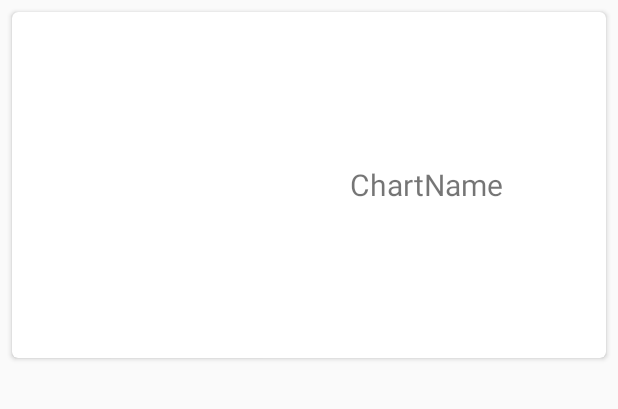
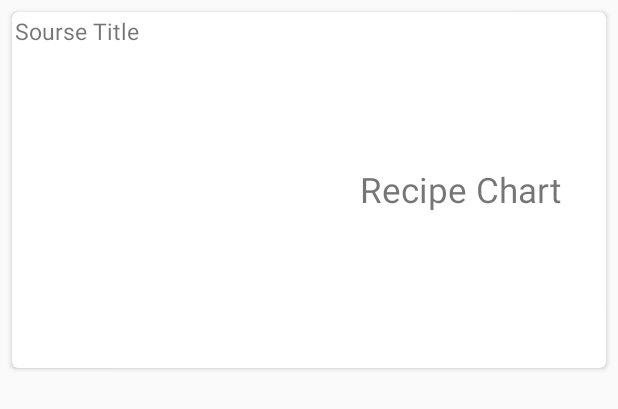
Before and after one commit to jongwook100/newProject, an Android app: the layout item_recipe.xml on its own in the app's theme, with its tools: preview values and no code run, on a phone screen of 412 x 824 dp. Shown: the top 409 px of the screen. Run offline under Robolectric (Android 15) with nearby library versions, the phone set to English and light mode, and no system bars; plain views replace CircularImageView.

Commit message:
FoodList SubTitle Add

```diff
--- a/app/src/main/java/org/techtown/newproject/Common/Common.java
+++ b/app/src/main/java/org/techtown/newproject/Common/Common.java
@@ -2,7 +2,7 @@ package org.techtown.newproject.Common;
 
 public class Common {
     public static String recipes[] = {
-            "김치볶음밥", "비빔밥",  "고등어조림", "잔치국수", "카레", "제육볶음", "냉면", "오므라이스",
+            "김치볶음밥", "비빔밥",  "고등어조림", "잔치국수", "잡채밥", "제육볶음", "냉면", "오므라이스",
     };
 
     public static String recipe_chart_url = "http://haemukja.com/recipes?utf8=%E2%9C%93&sort=rlv&name=";
--- a/app/src/main/java/org/techtown/newproject/FoodListAdapter.java
+++ b/app/src/main/java/org/techtown/newproject/FoodListAdapter.java
@@ -56,6 +56,7 @@ public class FoodListAdapter extends RecyclerView.Adapter<FoodListAdapter.ItemVi
                 Intent intent = new Intent(v.getContext(),RecipeActivity.class);
                 intent.putExtra("url",foodData.get(final_i).getSubUrl());
                 intent.putExtra("title",foodData.get(final_i).getTitleStr());
+                intent.putExtra("sub_title",foodData.get(final_i).getSub_titleStr());
                 context.startActivity(intent.addFlags(FLAG_ACTIVITY_NEW_TASK));
             }
         });
@@ -72,17 +73,19 @@ public class FoodListAdapter extends RecyclerView.Adapter<FoodListAdapter.ItemVi
     }
 
     class ItemViewHolder extends RecyclerView.ViewHolder{
-        private TextView txt_titleStr;
+        private TextView txt_titleStr, txt_sub_titleStr;
         private ImageView img_iconStr;
 
         public ItemViewHolder(@NonNull View itemView) {
             super(itemView);
             img_iconStr = itemView.findViewById(R.id.txt_iconStr);
             txt_titleStr = itemView.findViewById(R.id.txt_titleStr);
+            txt_sub_titleStr = itemView.findViewById(R.id.txt_sub_titleStr);
         }
 
         void onBind(FoodListDTO data) {
             txt_titleStr.setText(data.getTitleStr());
+            txt_sub_titleStr.setText(data.getSub_titleStr());
             Glide.with(itemView.getContext()).asBitmap().load(data.getIcon()).
                     into(new SimpleTarget<Bitmap>() {
                         @Override
--- a/app/src/main/java/org/techtown/newproject/FoodParser.java
+++ b/app/src/main/java/org/techtown/newproject/FoodParser.java
@@ -29,10 +29,12 @@ public class FoodParser extends AsyncTask<Void, Void, Void> {
 
                 final String list_sub_url = doc.select("#content > section > div.recipes > div > ul > li:nth-child(1) > p > a").attr("href");
 
+                final String list_sub_titleStr = doc.select("#content > section > div.recipes > div > ul > li:nth-child(1) > p").text();
+
                 activity.runOnUiThread(new Runnable() {
                     @Override
                     public void run() {
-                        adapter.addItem(new FoodListDTO(list_iconStr, list_titleStr, Common.recipe_url + list_sub_url));
+                        adapter.addItem(new FoodListDTO(list_iconStr, list_titleStr, Common.recipe_url + list_sub_url, list_sub_titleStr));
                         adapter.notifyDataSetChanged();
                     }
                 });
--- a/app/src/main/java/org/techtown/newproject/RecipeActivity.java
+++ b/app/src/main/java/org/techtown/newproject/RecipeActivity.java
@@ -17,6 +17,7 @@ public class RecipeActivity extends AppCompatActivity {
         super.onCreate(savedInstanceState);
         url = getIntent().getStringExtra("url");
         title = getIntent().getStringExtra("title");
+
         getSupportActionBar().setTitle(title);
 
         setContentView(R.layout.activity_recipe);
--- a/app/src/main/java/org/techtown/newproject/RecipeDTO.java
+++ b/app/src/main/java/org/techtown/newproject/RecipeDTO.java
@@ -18,7 +18,7 @@ public class RecipeDTO {
         return title;
     }
 
-    public String getName() {
+    public String getSourse() {
         return source;
     }
 
--- a/app/src/main/java/org/techtown/newproject/RecipeParser.java
+++ b/app/src/main/java/org/techtown/newproject/RecipeParser.java
@@ -26,13 +26,14 @@ public class RecipeParser extends AsyncTask<Void, Void, Void> {
     protected Void doInBackground(Void... voids) {
         try {
             Document doc = Jsoup.connect(url).get();
-            final String list_decStr = doc.select("#modal-content > div > div.view_recipe > section.sec_info > div > div.btm > ul").text();
+            final String list_decStr = doc.select("#modal-content > div > div.view_recipe > section.sec_info > div > div.btm > ul > p").text();
             final RecipeDTO recipeDTO = new RecipeDTO(title,list_decStr);
 
             for (int i = 1; i <= 12; i++) {
                 final String list_recipe = doc.select("#container > div.inpage-recipe > div > div.view_recipe > section.sec_detail > section.sec_rcp_step > ol > li:nth-child(" + i + ") > p").text();
                 final String list_imageUrl = doc.select("#container > div.inpage-recipe > div > div.view_recipe > section.sec_detail > section.sec_rcp_step > ol > li:nth-child(" + i + ") > div > img").attr("src");
-                recipeDTO.addRecipe(new Recipe(list_recipe,list_imageUrl));
+
+                recipeDTO.addRecipe(new Recipe(list_recipe, list_imageUrl, list_decStr));
             }
 
             activity.runOnUiThread(new Runnable() {
--- a/app/src/main/java/org/techtown/newproject/RecyclerAdapter.java
+++ b/app/src/main/java/org/techtown/newproject/RecyclerAdapter.java
@@ -42,16 +42,18 @@ public class RecyclerAdapter extends RecyclerView.Adapter<RecyclerAdapter.ItemVi
 
     class ItemViewHolder extends RecyclerView.ViewHolder{
         private ImageView img_chart;
-        private TextView recipe_txt;
+        private TextView recipe_txt, source_txt;
 
         public ItemViewHolder(@NonNull View itemView) {
             super(itemView);
             img_chart  = itemView.findViewById(R.id.img_chart);
             recipe_txt = itemView.findViewById(R.id.txt_chartName);
+            source_txt = itemView.findViewById(R.id.txt_source);
         }
 
         void onBind(Recipe data) {
             recipe_txt.setText(data.getTxtUrl());
+            source_txt.setText(data.getSucUrl());
             Glide.with(itemView.getContext()).asBitmap().load(data.getimgUrl()).
                     into(new SimpleTarget<Bitmap>() {
                         @Override
--- a/app/src/main/res/layout/activity_foodlist.xml
+++ b/app/src/main/res/layout/activity_foodlist.xml
@@ -10,13 +10,14 @@
         android:id="@+id/txt_titleStr"
         android:layout_width="wrap_content"
         android:layout_height="wrap_content"
-        android:layout_marginRight="8dp"
+        android:layout_margin="8dp"
         android:text="음식검색"
         android:textSize="26sp" />
 
     <EditText
         android:layout_width="match_parent"
         android:layout_height="wrap_content"
+        android:layout_margin="4dp"
         android:layout_toRightOf="@id/txt_titleStr"
         android:id="@+id/editTextFilter"/>
 
--- a/app/src/main/res/layout/item_custom.xml
+++ b/app/src/main/res/layout/item_custom.xml
@@ -30,11 +30,11 @@
             android:textSize="24dp" />
 
         <TextView
-            android:id="@+id/txt_desStr"
+            android:id="@+id/txt_sub_titleStr"
             android:layout_width="match_parent"
-            android:layout_height="37dp"
+            android:layout_height="45dp"
             android:layout_weight="1"
-            android:text="New Text"
+            android:text="Sub Title"
             android:textColor="#666666"
             android:textSize="16dp" />
 
--- a/app/src/main/res/layout/item_recipe.xml
+++ b/app/src/main/res/layout/item_recipe.xml
@@ -9,6 +9,20 @@
     app:cardCornerRadius="4dp">
 
     <LinearLayout
+        android:layout_width="wrap_content"
+        android:layout_height="wrap_content"
+        android:orientation="horizontal"
+        android:layout_margin="2dp">
+
+        <TextView
+            android:id="@+id/txt_source"
+            android:layout_width="wrap_content"
+            android:layout_height="wrap_content"
+            android:text="Sourse Title"
+            android:textSize="15dp"/>
+    </LinearLayout>
+
+    <LinearLayout
         android:layout_width="match_parent"
         android:layout_height="wrap_content"
         android:orientation="horizontal"
@@ -18,7 +32,7 @@
             android:id="@+id/img_chart"
             android:layout_width="180dp"
             android:layout_height="180dp"
-            android:layout_margin="10dp" />
+            android:layout_margin="13dp" />
 
         <LinearLayout
             android:layout_width="wrap_content"
@@ -35,9 +49,9 @@
                     android:id="@+id/txt_chartName"
                     android:layout_width="wrap_content"
                     android:layout_height="wrap_content"
-                    android:layout_margin="10dp"
-                    android:text="ChartName"
-                    android:textSize="20dp"/>
+                    android:text="Recipe Chart"
+                    android:textSize="23dp"
+                    android:layout_margin="10dp"/>
             </LinearLayout>
 
         </LinearLayout>
```
Also changed, not shown: app/src/main/java/org/techtown/newproject/FoodListDTO.java (+6 -1 lines), app/src/main/java/org/techtown/newproject/Recipe.java (+5 -5 lines).
